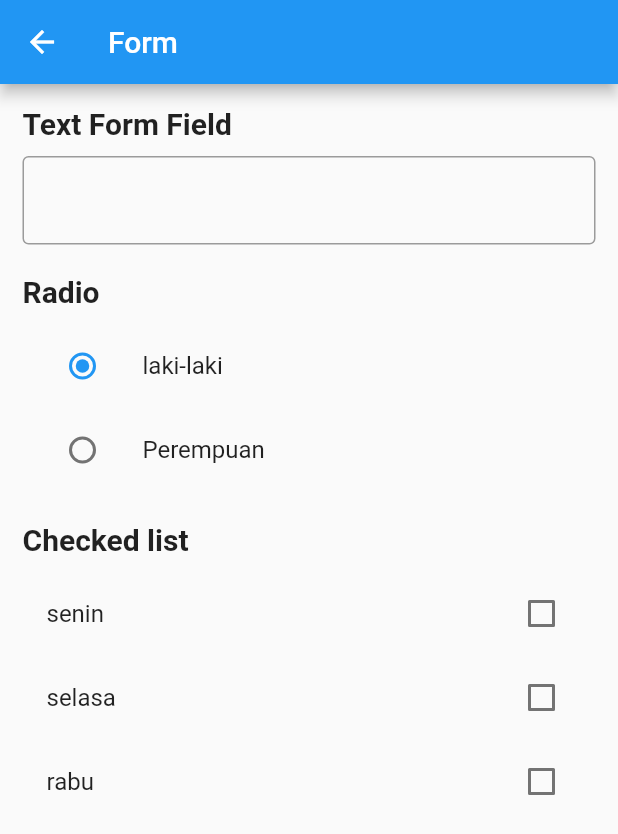
After one commit to ristafn/slicing-ui, a Flutter app: the FormPage screen opened by its route, on a phone screen of 412 x 824 dp. The commit adds this screen. Shown: the top 834 px of the screen. Run offline on Flutter 3.47's test engine with Material 2 defaults, Android fonts, the phone set to English and light mode, and no system bars.

Commit message:
feat: add form

```diff
--- a/assets/json/features.json
+++ b/assets/json/features.json
@@ -20,6 +20,10 @@
         {
             "title": "Dialog Widget",
             "created_at": "09-09-2022"
+        },
+        {
+            "title": "Form",
+            "created_at": "13-09-2022"
         }
     ]
 }
--- a/lib/const/routes.dart
+++ b/lib/const/routes.dart
@@ -4,3 +4,4 @@ const slicingRoute = '/slicing';
 const parseRoute = '/parse';
 const cupertinoRoute = '/cupertino';
 const dialogRoute = '/dialog';
+const formRoute = '/form';
--- a/lib/features/cupertino_widget/views/cupertino_widget_page.dart
+++ b/lib/features/cupertino_widget/views/cupertino_widget_page.dart
@@ -1,6 +1,4 @@
 import 'package:flutter/material.dart';
-import 'package:flutter/src/widgets/container.dart';
-import 'package:flutter/src/widgets/framework.dart';
 
 class CupertinoWidgetPage extends StatelessWidget {
   const CupertinoWidgetPage({super.key});
--- /dev/null
+++ b/lib/features/form/views/form_page.dart
@@ -0,0 +1,85 @@
+import 'package:flutter/material.dart';
+import 'package:flutter_application_1/features/form/widgets/checked_list_widget.dart';
+import 'package:flutter_application_1/features/form/widgets/radio_widget.dart';
+import 'package:flutter_application_1/features/form/widgets/text_from_widget.dart';
+
+class FormPage extends StatefulWidget {
+  const FormPage({super.key});
+
+  @override
+  State<FormPage> createState() => _FormPageState();
+}
+
+class _FormPageState extends State<FormPage> {
+  final TextStyle _titleStyle = const TextStyle(
+    fontWeight: FontWeight.bold,
+    fontSize: 20,
+  );
+
+  final List<String> days = [
+    "senin",
+    "selasa",
+    "rabu",
+    "kamis",
+    "Jumat",
+    "sabtu",
+    "Minggu"
+  ];
+
+  final List<String> selectedDays = [];
+
+  final String gender = 'Laki-laki';
+
+  @override
+  Widget build(BuildContext context) {
+    return Scaffold(
+      appBar: AppBar(
+        title: const Text('Form'),
+      ),
+      body: Container(
+        margin: const EdgeInsets.all(15.0),
+        child: SingleChildScrollView(
+          scrollDirection: Axis.vertical,
+          child: Column(
+            crossAxisAlignment: CrossAxisAlignment.start,
+            children: [
+              Text(
+                'Text Form Field',
+                style: _titleStyle,
+              ),
+              const SizedBox(
+                height: 10,
+              ),
+              const TextFormWidget(),
+              const SizedBox(
+                height: 20,
+              ),
+              Text(
+                'Radio',
+                style: _titleStyle,
+              ),
+              const SizedBox(
+                height: 10,
+              ),
+              RadioWidget(gender),
+              const SizedBox(
+                height: 20,
+              ),
+              Text(
+                'Checked list',
+                style: _titleStyle,
+              ),
+              const SizedBox(
+                height: 10,
+              ),
+              CheckedListWidget(
+                days: days,
+                selectedDays: selectedDays,
+              ),
+            ],
+          ),
+        ),
+      ),
+    );
+  }
+}
--- /dev/null
+++ b/lib/features/form/widgets/checked_list_widget.dart
@@ -0,0 +1,43 @@
+import 'package:flutter/material.dart';
+
+class CheckedListWidget extends StatefulWidget {
+  const CheckedListWidget({super.key, required this.days, required this.selectedDays});
+
+  final List<String> days;
+  final List<String> selectedDays;
+
+  @override
+  State<CheckedListWidget> createState() => _CheckedListWidgetState();
+}
+
+class _CheckedListWidgetState extends State<CheckedListWidget> {
+
+
+  @override
+  Widget build(BuildContext context) {
+    return SizedBox(
+      height: 150.0,
+      child: ListView(
+        children: List.generate(widget.days.length, (index) {
+          var day = widget.days[index];
+          return CheckboxListTile(
+            value: widget.selectedDays.contains(day),
+            onChanged: ((value) {
+              setState(() {
+                if (value!) {
+                  widget.selectedDays.add(day);
+                } else {
+                  widget.selectedDays.remove(day);
+                }
+
+                setState(() {});
+                print(widget.selectedDays);
+              });
+            }),
+            title: Text(day),
+          );
+        }),
+      ),
+    );
+  }
+}
--- /dev/null
+++ b/lib/features/form/widgets/radio_widget.dart
@@ -0,0 +1,48 @@
+import 'package:flutter/material.dart';
+
+class RadioWidget extends StatefulWidget {
+  RadioWidget(this.gender, {super.key});
+
+  String gender = 'Laki-laki';
+
+  @override
+  State<RadioWidget> createState() => _RadioWidgetState();
+}
+
+class _RadioWidgetState extends State<RadioWidget> {
+  @override
+  Widget build(BuildContext context) {
+    return Column(
+      children: [
+        ListTile(
+          title: const Text('laki-laki'),
+          leading: Radio(
+            value: "Laki-laki",
+            onChanged: (value) {
+              setState(() {
+                widget.gender = value.toString();
+              });
+
+              print(widget.gender);
+            },
+            groupValue: widget.gender,
+          ),
+        ),
+        ListTile(
+          title: const Text('Perempuan'),
+          leading: Radio(
+            value: "Perempuan",
+            onChanged: (value) {
+              setState(() {
+                widget.gender = value.toString();
+              });
+
+              print(widget.gender);
+            },
+            groupValue: widget.gender,
+          ),
+        ),
+      ],
+    );
+  }
+}
--- /dev/null
+++ b/lib/features/form/widgets/text_from_widget.dart
@@ -0,0 +1,22 @@
+import 'package:flutter/material.dart';
+
+class TextFormWidget extends StatefulWidget {
+  const TextFormWidget({super.key});
+
+  @override
+  State<TextFormWidget> createState() => _TextFormWidgetState();
+}
+
+class _TextFormWidgetState extends State<TextFormWidget> {
+  @override
+  Widget build(BuildContext context) {
+    return TextFormField(
+      onChanged: (value) {
+        print('Your input is : $value');
+      },
+      decoration: const InputDecoration(
+        border: OutlineInputBorder(),
+      ),
+    );
+  }
+}
--- a/lib/features/home/view/home_page.dart
+++ b/lib/features/home/view/home_page.dart
@@ -17,6 +17,7 @@ class HomePage extends StatelessWidget {
       parseRoute,
       cupertinoRoute,
       dialogRoute,
+      formRoute,
     ];
 
     return Scaffold(
--- a/lib/features/home/widgets/listview_widget.dart
+++ b/lib/features/home/widgets/listview_widget.dart
@@ -16,7 +16,7 @@ class ListViewWidget extends StatelessWidget {
   @override
   Widget build(BuildContext context) {
     return ListView.builder(
-      itemCount: pages.length,
+      itemCount: snapshot.data!.length,
       itemBuilder: (context, index) {
         final data = snapshot.data![index];
         final page = pages[index];
--- a/lib/routes.dart
+++ b/lib/routes.dart
@@ -1,4 +1,5 @@
 import 'package:flutter/cupertino.dart';
+import 'package:flutter_application_1/features/form/views/form_page.dart';
 
 import 'const/routes.dart';
 import 'features/cupertino_widget/views/cupertino_widget_page.dart';
@@ -17,6 +18,7 @@ class Routes {
       parseRoute: (context) => const ParsePage(),
       cupertinoRoute: (context) => const CupertinoWidgetPage(),
       dialogRoute: (context) => const DialogWidgetPage(),
+      formRoute: (context) => const FormPage(),
     };
   }
 }
```
